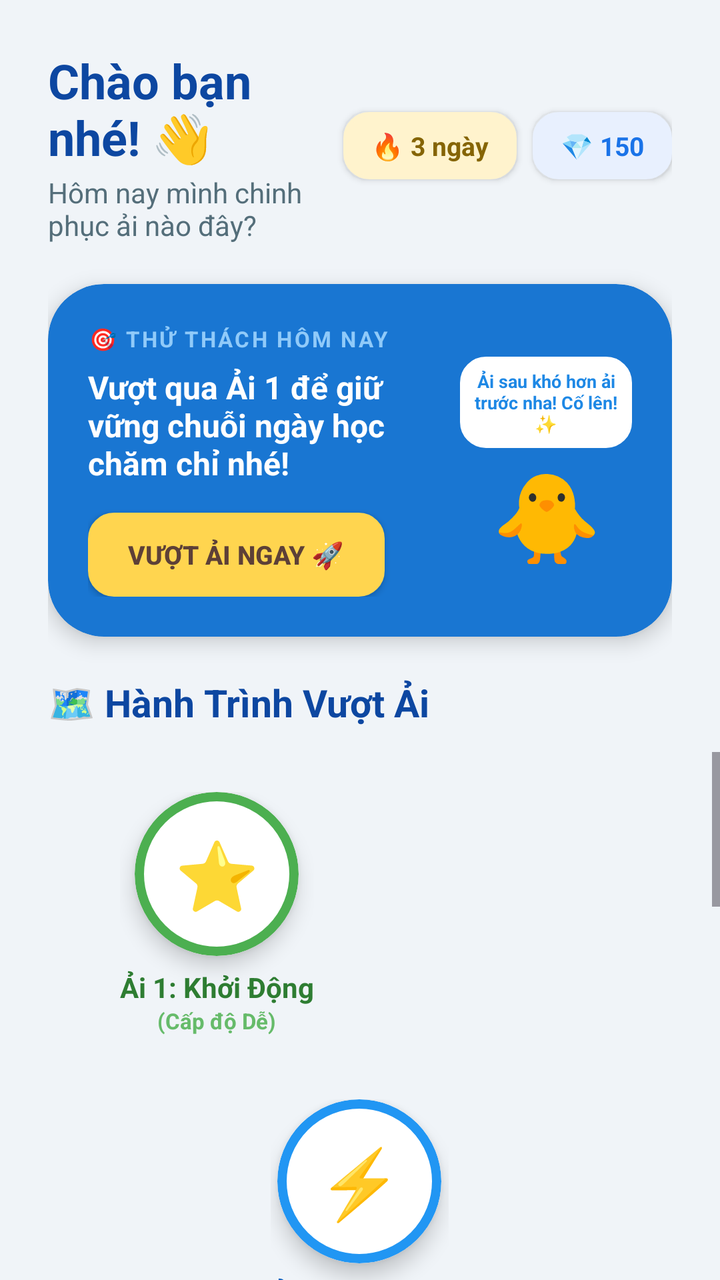
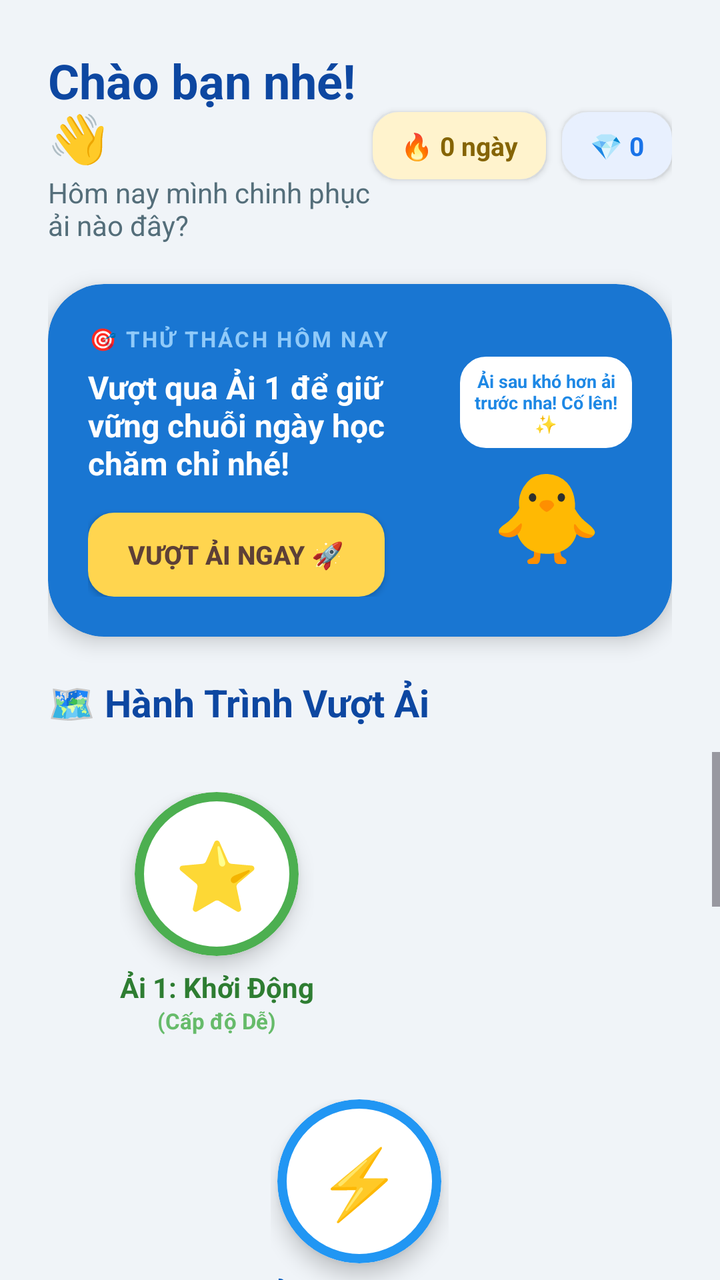

The first picture is an Android layout as it rendered before a commit; the second is the same layout after the commit. The layout source and the unified diff follow.
<!-- AndroidManifest.xml: application theme Theme.EnglishAI -->
<!-- res/layout/fragment_home.xml -->
<?xml version="1.0" encoding="utf-8"?>
<LinearLayout xmlns:android="http://schemas.android.com/apk/res/android"
    xmlns:app="http://schemas.android.com/apk/res-auto"
    android:layout_width="match_parent"
    android:layout_height="match_parent"
    android:background="#F0F4F8"
    android:orientation="vertical">

    
    
    
    <LinearLayout
        android:id="@+id/layoutFixedHeader"
        android:layout_width="match_parent"
        android:layout_height="wrap_content"
        android:orientation="vertical"
        android:paddingHorizontal="24dp"
        android:paddingTop="16dp"
        android:paddingBottom="12dp"
        android:background="#F0F4F8"
        android:elevation="0dp">

        
        <LinearLayout
            android:layout_width="match_parent"
            android:layout_height="wrap_content"
            android:orientation="horizontal"
            android:gravity="center_vertical"
            android:layout_marginTop="8dp"
            android:layout_marginBottom="20dp">

            <LinearLayout
                android:layout_width="0dp"
                android:layout_height="wrap_content"
                android:layout_weight="1"
                android:orientation="vertical">
                <TextView
                    android:id="@+id/tvGreeting"
                    android:layout_width="wrap_content"
                    android:layout_height="wrap_content"
                    android:text="Chào bạn nhé! 👋"
                    android:textSize="24sp"
                    android:textStyle="bold"
                    android:textColor="#0D47A1"/>
                <TextView
                    android:layout_width="wrap_content"
                    android:layout_height="wrap_content"
                    android:text="Hôm nay mình chinh phục ải nào đây?"
                    android:textSize="14sp"
                    android:textColor="#546E7A"
                    android:layout_marginTop="2dp"/>
            </LinearLayout>

            <LinearLayout
                android:layout_width="wrap_content"
                android:layout_height="wrap_content"
                android:background="@drawable/bg_button_quiz"
                android:backgroundTint="#FFF3CD"
                android:paddingHorizontal="14dp"
                android:paddingVertical="8dp"
                android:layout_marginEnd="8dp"
                android:elevation="2dp"
                android:gravity="center">
                <TextView
                    android:layout_width="wrap_content"
                    android:layout_height="wrap_content"
                    android:text="🔥 3 ngày"
                    android:textColor="#856404"
                    android:textStyle="bold"
                    android:textSize="13sp"/>
            </LinearLayout>

            <LinearLayout
                android:layout_width="wrap_content"
                android:layout_height="wrap_content"
                android:background="@drawable/bg_button_quiz"
                android:backgroundTint="#E8F0FE"
                android:paddingHorizontal="14dp"
                android:paddingVertical="8dp"
                android:elevation="2dp"
                android:gravity="center">
                <TextView
                    android:layout_width="wrap_content"
                    android:layout_height="wrap_content"
                    android:text="💎 150"
                    android:textColor="#1A73E8"
                    android:textStyle="bold"
                    android:textSize="13sp"/>
            </LinearLayout>
        </LinearLayout>

        
        <com.google.android.material.card.MaterialCardView
            android:layout_width="match_parent"
            android:layout_height="wrap_content"
            android:layout_marginBottom="16dp"
            app:cardCornerRadius="28dp"
            app:cardElevation="6dp"
            app:cardBackgroundColor="#1976D2"
            app:strokeWidth="0dp">

            <LinearLayout
                android:layout_width="match_parent"
                android:layout_height="wrap_content"
                android:orientation="horizontal"
                android:padding="20dp"
                android:gravity="center_vertical">

                <LinearLayout
                    android:layout_width="0dp"
                    android:layout_height="wrap_content"
                    android:layout_weight="1"
                    android:orientation="vertical">

                    <TextView
                        android:layout_width="wrap_content"
                        android:layout_height="wrap_content"
                        android:text="🎯 THỬ THÁCH HÔM NAY"
                        android:textSize="11sp"
                        android:textColor="#90CAF9"
                        android:textStyle="bold"
                        android:letterSpacing="0.1"/>

                    <TextView
                        android:layout_width="wrap_content"
                        android:layout_height="wrap_content"
                        android:text="Vượt qua Ải 1 để giữ vững chuỗi ngày học chăm chỉ nhé!"
                        android:textSize="16sp"
                        android:textColor="#FFFFFF"
                        android:textStyle="bold"
                        android:layout_marginTop="6dp"
                        android:layout_marginBottom="14dp"/>

                    <androidx.appcompat.widget.AppCompatButton
                        android:id="@+id/btnStartDaily"
                        android:layout_width="wrap_content"
                        android:layout_height="42dp"
                        android:background="@drawable/bg_button_quiz"
                        android:backgroundTint="#FFD54F"
                        android:text="VƯỢT ẢI NGAY 🚀"
                        android:textColor="#5D4037"
                        android:textSize="13sp"
                        android:textStyle="bold"
                        android:paddingHorizontal="20dp"
                        android:elevation="4dp"/>
                </LinearLayout>

                <LinearLayout
                    android:layout_width="wrap_content"
                    android:layout_height="wrap_content"
                    android:orientation="vertical"
                    android:gravity="center"
                    android:layout_marginStart="8dp">

                    <TextView
                        android:layout_width="86dp"
                        android:layout_height="wrap_content"
                        android:background="@drawable/bg_button_quiz"
                        android:backgroundTint="#FFFFFF"
                        android:text="Ải sau khó hơn ải trước nha! Cố lên! ✨"
                        android:textSize="9sp"
                        android:textColor="#1E88E5"
                        android:textStyle="bold"
                        android:padding="6dp"
                        android:gravity="center"
                        android:layout_marginBottom="4dp"/>

                    <TextView
                        android:layout_width="54dp"
                        android:layout_height="54dp"
                        android:text="🐥"
                        android:textSize="44sp"
                        android:gravity="center"/>
                </LinearLayout>
            </LinearLayout>
        </com.google.android.material.card.MaterialCardView>

        
        <TextView
            android:layout_width="match_parent"
            android:layout_height="wrap_content"
            android:text="🗺️ Hành Trình Vượt Ải"
            android:textSize="19sp"
            android:textStyle="bold"
            android:textColor="#0D47A1"
            android:layout_marginTop="4dp"/>

    </LinearLayout>

    
    
    
    <ScrollView
        android:layout_width="match_parent"
        android:layout_height="0dp"
        android:layout_weight="1"
        android:fillViewport="true"
        android:clipToPadding="false">

        <LinearLayout
            android:layout_width="match_parent"
            android:layout_height="wrap_content"
            android:orientation="vertical"
            android:paddingHorizontal="24dp"
            android:paddingTop="20dp"
            android:paddingBottom="120dp"
            android:gravity="center_horizontal">

            
            <LinearLayout
                android:layout_width="wrap_content"
                android:layout_height="wrap_content"
                android:orientation="vertical"
                android:gravity="center"
                android:layout_gravity="start"
                android:layout_marginStart="36dp"
                android:layout_marginBottom="32dp">

                <com.google.android.material.card.MaterialCardView
                    android:id="@+id/cardStage1"
                    android:layout_width="82dp"
                    android:layout_height="82dp"
                    app:cardCornerRadius="41dp"
                    app:cardElevation="6dp"
                    app:cardBackgroundColor="#FFFFFF"
                    app:strokeWidth="4.5dp"
                    app:strokeColor="#4CAF50"
                    android:clickable="true"
                    android:focusable="true">
                    <TextView
                        android:layout_width="match_parent"
                        android:layout_height="match_parent"
                        android:text="⭐"
                        android:textSize="34sp"
                        android:gravity="center"
                        android:background="?attr/selectableItemBackground"/>
                </com.google.android.material.card.MaterialCardView>
                <TextView
                    android:layout_width="wrap_content"
                    android:layout_height="wrap_content"
                    android:text="Ải 1: Khởi Động"
                    android:layout_marginTop="6dp"
                    android:textStyle="bold"
                    android:textColor="#2E7D32"
                    android:textSize="14sp"/>
                <TextView
                    android:layout_width="wrap_content"
                    android:layout_height="wrap_content"
                    android:text="(Cấp độ Dễ)"
                    android:textColor="#66BB6A"
                    android:textSize="11sp"
                    android:textStyle="bold"/>
            </LinearLayout>

            
            <LinearLayout
                android:layout_width="wrap_content"
                android:layout_height="wrap_content"
                android:orientation="vertical"
                android:gravity="center"
                android:layout_gravity="center_horizontal"
                android:layout_marginBottom="32dp">

                <com.google.android.material.card.MaterialCardView
                    android:id="@+id/cardStage2"
                    android:layout_width="82dp"
                    android:layout_height="82dp"
                    app:cardCornerRadius="41dp"
                    app:cardElevation="6dp"
                    app:cardBackgroundColor="#FFFFFF"
                    app:strokeWidth="4.5dp"
                    app:strokeColor="#2196F3"
                    android:clickable="true"
                    android:focusable="true">
                    <TextView
                        android:layout_width="match_parent"
                        android:layout_height="match_parent"
                        android:text="⚡"
                        android:textSize="34sp"
                        android:gravity="center"
                        android:background="?attr/selectableItemBackground"/>
                </com.google.android.material.card.MaterialCardView>
                <TextView
                    android:layout_width="wrap_content"
                    android:layout_height="wrap_content"
                    android:text="Ải 2: Tăng Tốc"
                    android:layout_marginTop="6dp"
                    android:textStyle="bold"
                    android:textColor="#1565C0"
                    android:textSize="14sp"/>
                <TextView
                    android:layout_width="wrap_content"
                    android:layout_height="wrap_content"
                    android:text="(Cấp độ Vừa)"
                    android:textColor="#42A5F5"
                    android:textSize="11sp"
                    android:textStyle="bold"/>
            </LinearLayout>

            
            <LinearLayout
                android:layout_width="wrap_content"
                android:layout_height="wrap_content"
                android:orientation="vertical"
                android:gravity="center"
                android:layout_gravity="end"
                android:layout_marginEnd="36dp"
                android:layout_marginBottom="32dp">

                <com.google.android.material.card.MaterialCardView
                    android:id="@+id/cardStage3"
                    android:layout_width="82dp"
                    android:layout_height="82dp"
                    app:cardCornerRadius="41dp"
                    app:cardElevation="6dp"
                    app:cardBackgroundColor="#FFFFFF"
                    app:strokeWidth="4.5dp"
                    app:strokeColor="#FF9800"
                    android:clickable="true"
                    android:focusable="true">
                    <TextView
                        android:layout_width="match_parent"
                        android:layout_height="match_parent"
                        android:text="🔥"
                        android:textSize="34sp"
                        android:gravity="center"
                        android:background="?attr/selectableItemBackground"/>
                </com.google.android.material.card.MaterialCardView>
                <TextView
                    android:layout_width="wrap_content"
                    android:layout_height="wrap_content"
                    android:text="Ải 3: Bứt Phá"
                    android:layout_marginTop="6dp"
                    android:textStyle="bold"
                    android:textColor="#EF6C00"
                    android:textSize="14sp"/>
                <TextView
                    android:layout_width="wrap_content"
                    android:layout_height="wrap_content"
                    android:text="(Cấp độ Khó)"
                    android:textColor="#FFA726"
                    android:textSize="11sp"
                    android:textStyle="bold"/>
            </LinearLayout>

            
            <LinearLayout
                android:layout_width="wrap_content"
                android:layout_height="wrap_content"
                android:orientation="vertical"
                android:gravity="center"
                android:layout_gravity="center_horizontal"
                android:layout_marginBottom="32dp">

                <com.google.android.material.card.MaterialCardView
                    android:id="@+id/cardStage4"
                    android:layout_width="82dp"
                    android:layout_height="82dp"
                    app:cardCornerRadius="41dp"
                    app:cardElevation="6dp"
                    app:cardBackgroundColor="#FFFFFF"
                    app:strokeWidth="4.5dp"
                    app:strokeColor="#9C27B0"
                    android:clickable="true"
                    android:focusable="true">
                    <TextView
                        android:layout_width="match_parent"
                        android:layout_height="match_parent"
                        android:text="👑"
                        android:textSize="34sp"
                        android:gravity="center"
                        android:background="?attr/selectableItemBackground"/>
                </com.google.android.material.card.MaterialCardView>
                <TextView
                    android:layout_width="wrap_content"
                    android:layout_height="wrap_content"
                    android:text="Ải 4: Trùm Cuối"
                    android:layout_marginTop="6dp"
                    android:textStyle="bold"
                    android:textColor="#6A1B9A"
                    android:textSize="14sp"/>
                <TextView
                    android:layout_width="wrap_content"
                    android:layout_height="wrap_content"
                    android:text="(Siêu Khó)"
                    android:textColor="#AB47BC"
                    android:textSize="11sp"
                    android:textStyle="bold"/>
            </LinearLayout>

            
            <LinearLayout
                android:layout_width="wrap_content"
                android:layout_height="wrap_content"
                android:orientation="vertical"
                android:gravity="center"
                android:layout_gravity="start"
                android:layout_marginStart="36dp"
                android:layout_marginBottom="20dp">

                <com.google.android.material.card.MaterialCardView
                    android:id="@+id/cardStageChest"
                    android:layout_width="86dp"
                    android:layout_height="86dp"
                    app:cardCornerRadius="43dp"
                    app:cardElevation="8dp"
                    app:cardBackgroundColor="#FFFFFF"
                    app:strokeWidth="4.5dp"
                    app:strokeColor="#FFD54F"
                    android:clickable="true"
                    android:focusable="true">
                    <TextView
                        android:layout_width="match_parent"
                        android:layout_height="match_parent"
                        android:text="🎁"
                        android:textSize="36sp"
                        android:gravity="center"
                        android:background="?attr/selectableItemBackground"/>
                </com.google.android.material.card.MaterialCardView>
                <TextView
                    android:layout_width="wrap_content"
                    android:layout_height="wrap_content"
                    android:text="Rương Báu"
                    android:layout_marginTop="6dp"
                    android:textStyle="bold"
                    android:textColor="#F57F17"
                    android:textSize="14sp"/>
                <TextView
                    android:layout_width="wrap_content"
                    android:layout_height="wrap_content"
                    android:text="(Phần Thưởng)"
                    android:textColor="#FFB300"
                    android:textSize="11sp"
                    android:textStyle="bold"/>
            </LinearLayout>

        </LinearLayout>
    </ScrollView>

</LinearLayout>
<!-- resources referenced by this layout -->
<resources>
  <!-- drawable bg_button_quiz (drawable) -->
  <?xml version="1.0" encoding="utf-8"?>
  <shape xmlns:android="http://schemas.android.com/apk/res/android" android:shape="rectangle">
      <corners android:radius="12dp" />
      <solid android:color="#F5F5F5" />
      <stroke android:width="2dp" android:color="#BDBDBD" />
  </shape>
  <style name="Theme.EnglishAI" parent="Base.Theme.EnglishAI" />
  <style name="Base.Theme.EnglishAI" parent="Theme.Material3.DayNight.NoActionBar">
          
          
      </style>
</resources>

<!-- the commit's change to res/layout/fragment_home.xml (unified diff, before → after) -->
@@ -61,10 +61,12 @@
                 android:layout_marginEnd="8dp"
                 android:elevation="2dp"
                 android:gravity="center">
-                <TextView
-                    android:layout_width="wrap_content"
-                    android:layout_height="wrap_content"
-                    android:text="🔥 3 ngày"
+                
+                <TextView
+                    android:id="@+id/tvHomeStreak"
+                    android:layout_width="wrap_content"
+                    android:layout_height="wrap_content"
+                    android:text="🔥 0 ngày"
                     android:textColor="#856404"
                     android:textStyle="bold"
                     android:textSize="13sp"/>
@@ -79,10 +81,12 @@
                 android:paddingVertical="8dp"
                 android:elevation="2dp"
                 android:gravity="center">
-                <TextView
-                    android:layout_width="wrap_content"
-                    android:layout_height="wrap_content"
-                    android:text="💎 150"
+                
+                <TextView
+                    android:id="@+id/tvHomeXP"
+                    android:layout_width="wrap_content"
+                    android:layout_height="wrap_content"
+                    android:text="💎 0"
                     android:textColor="#1A73E8"
                     android:textStyle="bold"
                     android:textSize="13sp"/>
